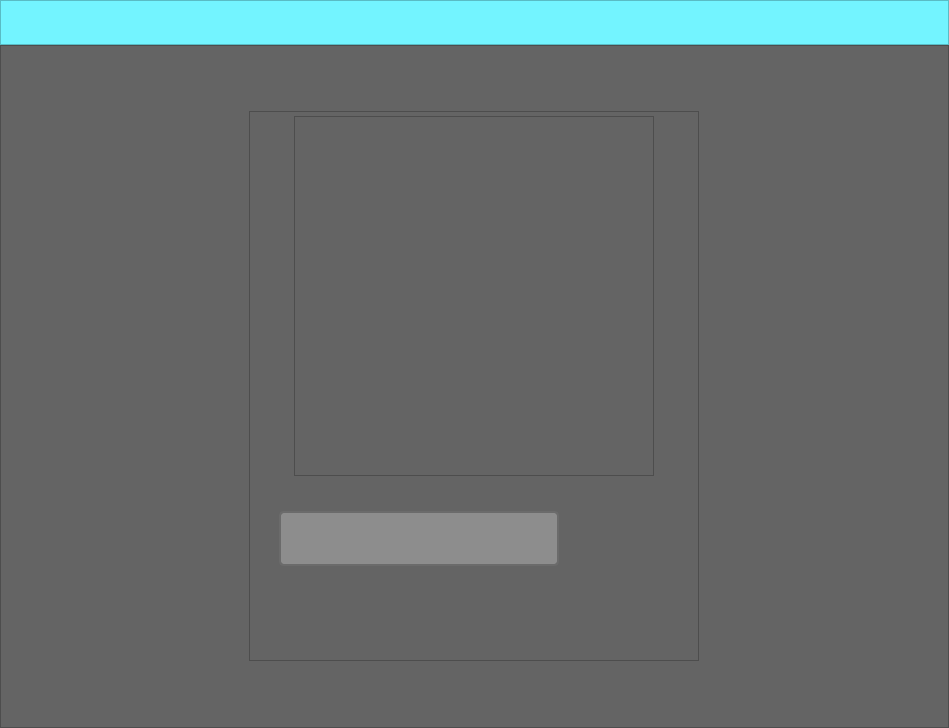
Qt form App/Desenvolvimento/teste atividade/Teste_atv.ui (wesleyrodrigues/TCC) before a commit.
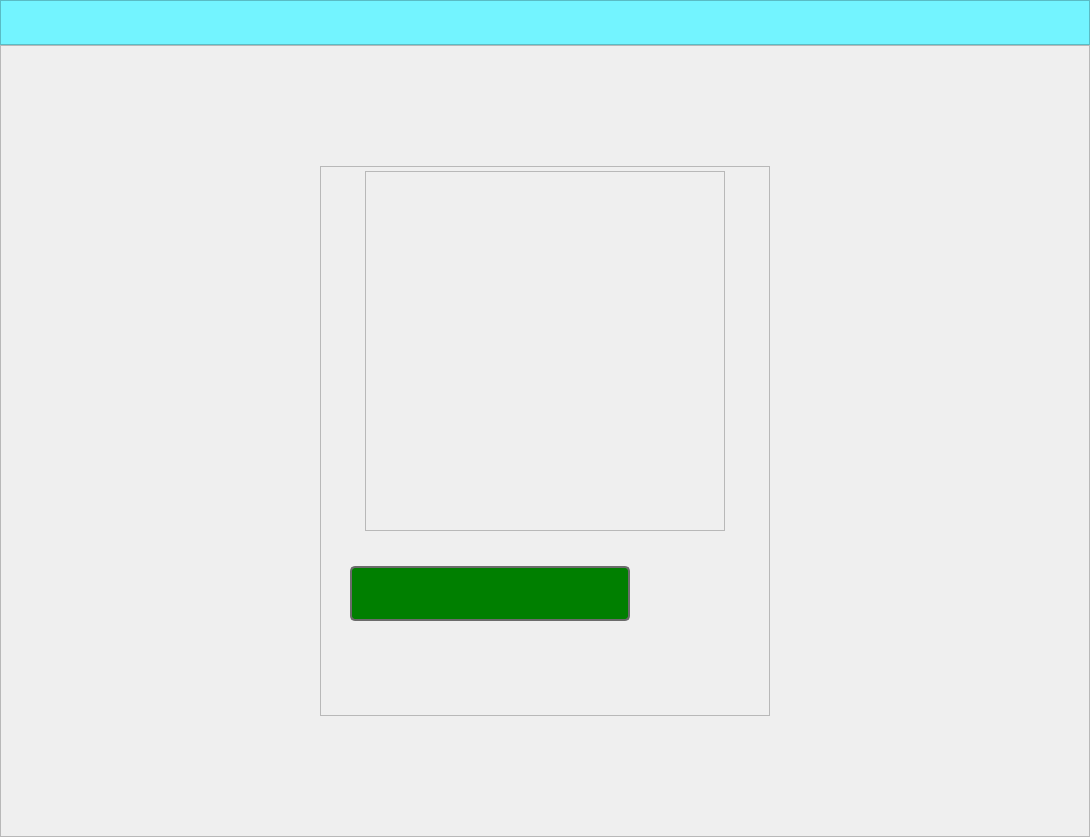
The same form after that commit. Icons and pictures are not drawn.

The edit to the form file:
```diff
--- a/App/Desenvolvimento/teste atividade/Teste_atv.ui
+++ b/App/Desenvolvimento/teste atividade/Teste_atv.ui
@@ -6,8 +6,8 @@
    <rect>
     <x>0</x>
     <y>0</y>
-    <width>949</width>
-    <height>728</height>
+    <width>1090</width>
+    <height>837</height>
    </rect>
   </property>
   <property name="windowTitle">
@@ -52,8 +52,7 @@
     <item>
      <widget class="QFrame" name="frame_2">
       <property name="styleSheet">
-       <string notr="true">background-color: rgb(100, 100, 100);
-background-image: url(:/FUNDO/MAIN.png);
+       <string notr="true">background-image: url(:/FUNDO/FUNDO.png);
 background-position: center;
 background-repeat:no-repeat;
 </string>
@@ -119,14 +118,18 @@
            </rect>
           </property>
           <property name="styleSheet">
-           <string notr="true">QLineEdit{
+           <string notr="true">QLineEdit {
 	border: 2px solid rgb(107, 107, 107);
 	border-radius: 5px;
 	padding: 30px;
-	background-color:rgb(141, 141, 141);
+	background-color:rgb(0, 127, 0)
+	
 
 }</string>
           </property>
+          <property name="frame">
+           <bool>true</bool>
+          </property>
          </widget>
          <widget class="QPushButton" name="pushButton">
           <property name="geometry">
```
